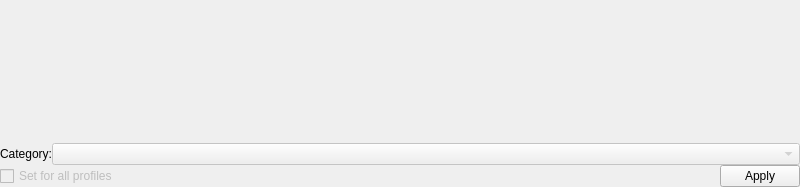
Above: TrackYourTime/ui/notification_dummy.ui from Allexin/TrackYourTime before the change. Below: the same form after it.
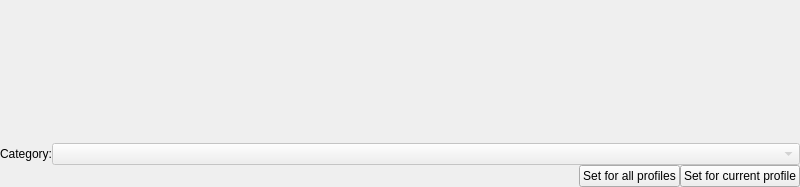
That is the form after the change.

Commit message: -change notification check box to button

What changed in the file:
```diff
--- a/TrackYourTime/ui/notification_dummy.ui
+++ b/TrackYourTime/ui/notification_dummy.ui
@@ -78,22 +78,6 @@
       <property name="spacing">
        <number>0</number>
       </property>
-      <item>
-       <widget class="QCheckBox" name="checkBoxAllProfiles">
-        <property name="enabled">
-         <bool>false</bool>
-        </property>
-        <property name="sizePolicy">
-         <sizepolicy hsizetype="Preferred" vsizetype="Fixed">
-          <horstretch>0</horstretch>
-          <verstretch>0</verstretch>
-         </sizepolicy>
-        </property>
-        <property name="text">
-         <string>Set for all profiles</string>
-        </property>
-       </widget>
-      </item>
       <item>
        <spacer name="horizontalSpacer">
         <property name="orientation">
@@ -107,10 +91,17 @@
         </property>
        </spacer>
       </item>
+      <item>
+       <widget class="QPushButton" name="pushButton">
+        <property name="text">
+         <string>Set for all profiles</string>
+        </property>
+       </widget>
+      </item>
       <item>
        <widget class="QPushButton" name="pushButtonApply">
         <property name="text">
-         <string>Apply</string>
+         <string>Set for current profile</string>
         </property>
        </widget>
       </item>
```
The commit also changes 6 other files.
